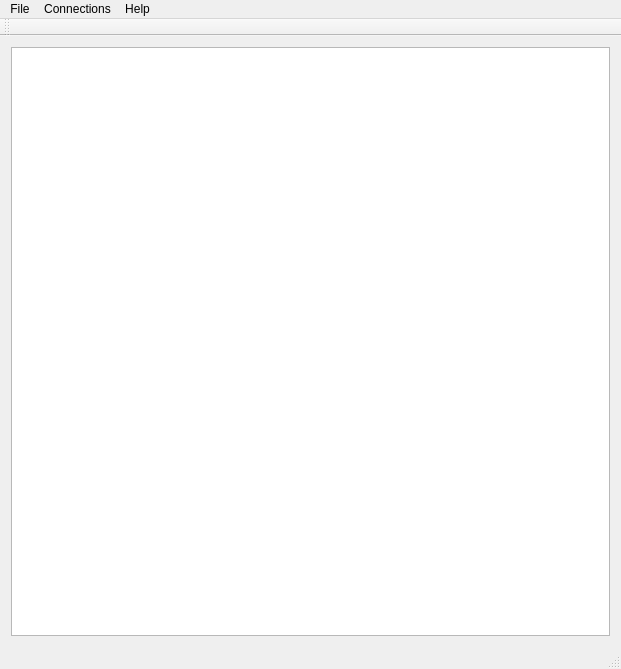
Before: the Qt Designer form SEGUIApp/Resources/QtUi/SEGUIApp.ui in wdznak/SEGUIApp, drawn with Qt 5.
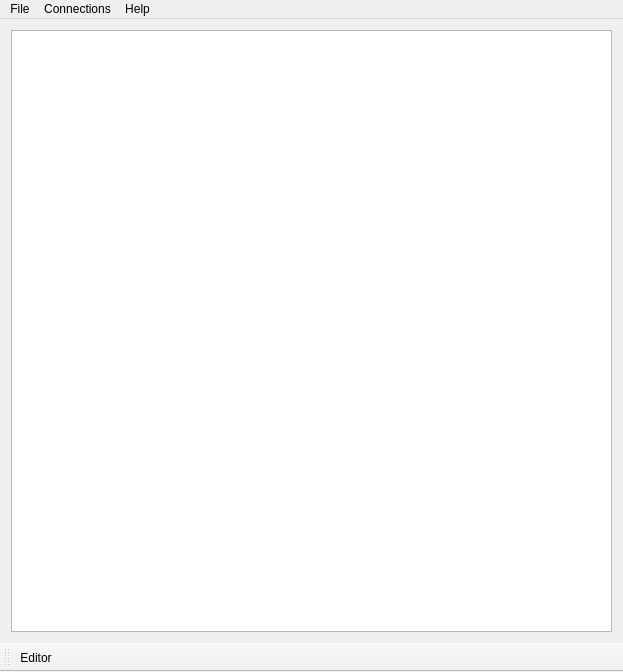
After: the same form once the commit is applied.

Patch:
```diff
--- a/SEGUIApp/Resources/QtUi/SEGUIApp.ui
+++ b/SEGUIApp/Resources/QtUi/SEGUIApp.ui
@@ -6,8 +6,8 @@
    <rect>
     <x>0</x>
     <y>0</y>
-    <width>621</width>
-    <height>669</height>
+    <width>623</width>
+    <height>672</height>
    </rect>
   </property>
   <property name="windowTitle">
@@ -53,11 +53,14 @@
    </layout>
   </widget>
   <widget class="QMenuBar" name="menuBar">
+   <property name="enabled">
+    <bool>true</bool>
+   </property>
    <property name="geometry">
     <rect>
      <x>0</x>
      <y>0</y>
-     <width>621</width>
+     <width>623</width>
      <height>21</height>
     </rect>
    </property>
@@ -84,14 +87,17 @@
    <addaction name="menuHelp"/>
   </widget>
   <widget class="QToolBar" name="mainToolBar">
+   <property name="enabled">
+    <bool>true</bool>
+   </property>
    <attribute name="toolBarArea">
-    <enum>TopToolBarArea</enum>
+    <enum>BottomToolBarArea</enum>
    </attribute>
    <attribute name="toolBarBreak">
     <bool>false</bool>
    </attribute>
+   <addaction name="actionEditor"/>
   </widget>
-  <widget class="QStatusBar" name="statusBar"/>
   <action name="actionOpen">
    <property name="text">
     <string>Open</string>
@@ -107,6 +113,11 @@
     <string>Close All</string>
    </property>
   </action>
+  <action name="actionEditor">
+   <property name="text">
+    <string>Editor</string>
+   </property>
+  </action>
  </widget>
  <layoutdefault spacing="6" margin="11"/>
  <resources>
```
